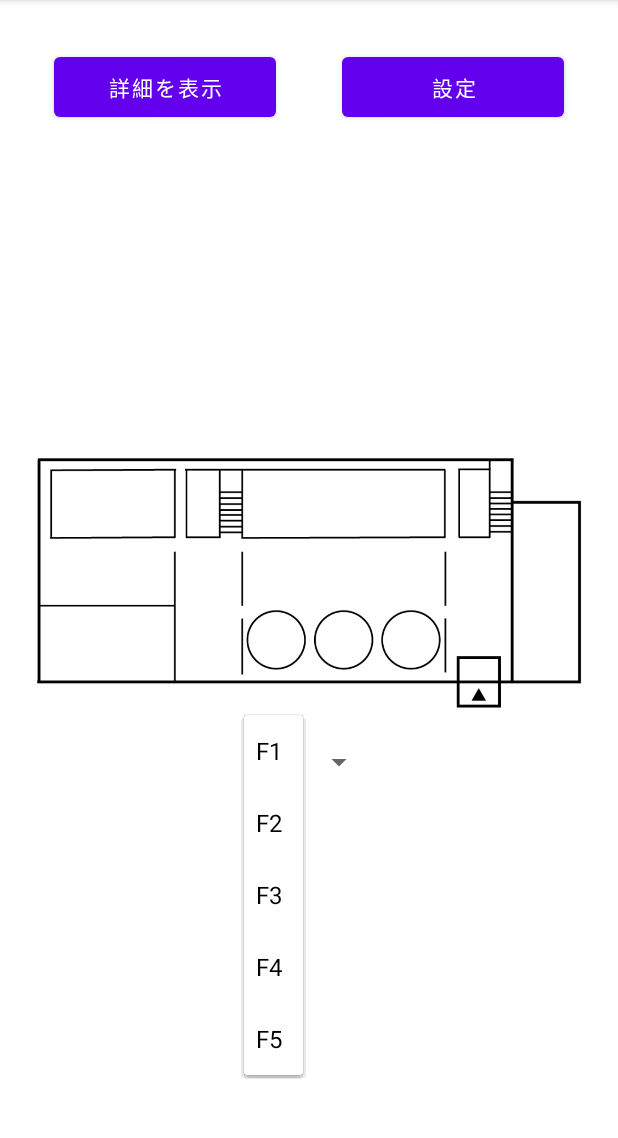
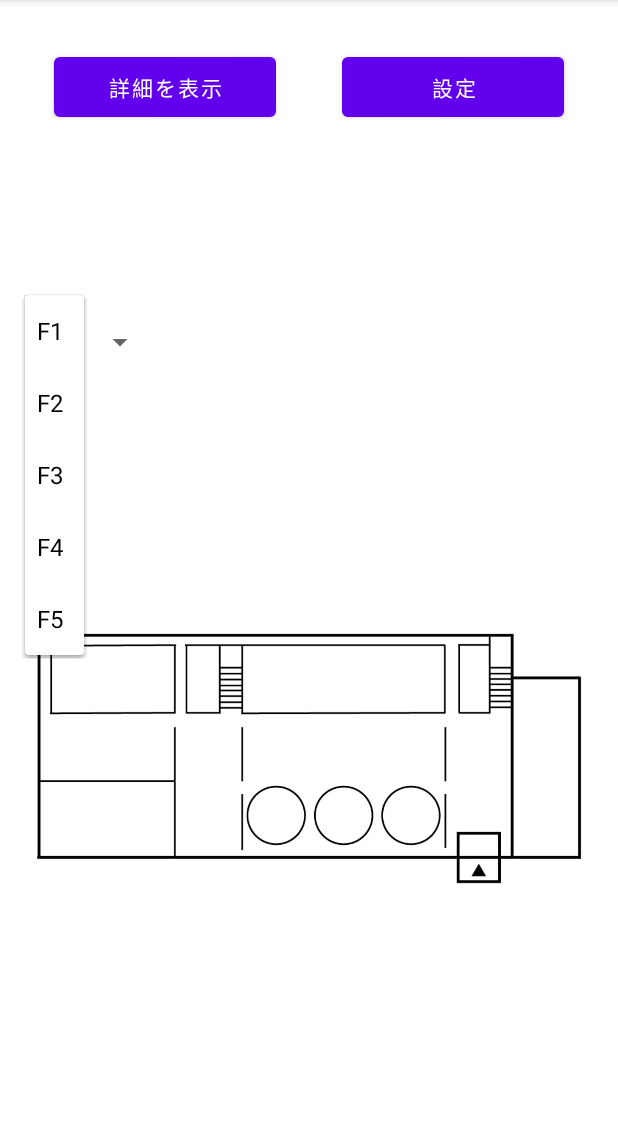
Before and after one commit to FunLocks/team2008, an Android app: the screen it shows after launch (MainActivity), after a tap on "F1", on a phone screen of 412 x 824 dp, the part 84-1222 px from its top. Run offline under Robolectric (Android 15) with nearby library versions, the phone set to English and light mode, and no system bars.

Commit message:
[updata]#3 #14 スピナーとマップの位置変更

```diff
--- a/Lets-Katikomi/app/src/main/res/layout/activity_main.xml
+++ b/Lets-Katikomi/app/src/main/res/layout/activity_main.xml
@@ -18,26 +18,26 @@
         app:layout_constraintStart_toStartOf="parent"
         app:layout_constraintTop_toTopOf="parent" />
 
+
     <ImageView
         android:id="@+id/mapView"
         android:layout_width="wrap_content"
         android:layout_height="wrap_content"
-        android:layout_marginBottom="117dp"
-        app:layout_constraintBottom_toBottomOf="parent"
-        app:layout_constraintStart_toStartOf="parent"
+        android:contentDescription="@string/todo"
         app:srcCompat="@drawable/fun1"
-        android:contentDescription="@string/todo" />
+        tools:layout_editor_absoluteX="0dp"
+        tools:layout_editor_absoluteY="0dp" />
 
     <Spinner
         android:id="@+id/spinner"
         android:layout_width="87dp"
         android:layout_height="63dp"
-        android:layout_marginBottom="228dp"
+        android:layout_marginBottom="508dp"
         android:entries="@array/arrayFloor"
         app:layout_constraintBottom_toBottomOf="parent"
         app:layout_constraintEnd_toEndOf="parent"
+        app:layout_constraintHorizontal_bias="0.052"
         app:layout_constraintStart_toStartOf="parent" />
-
 
     <Button
         android:id="@+id/button3"
```
